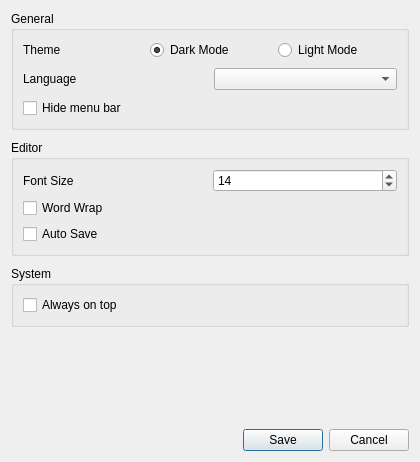
This is src/UI/preferences.ui in kubaj510/QNotes as Qt 5 draws it before an edit. The edited form follows.
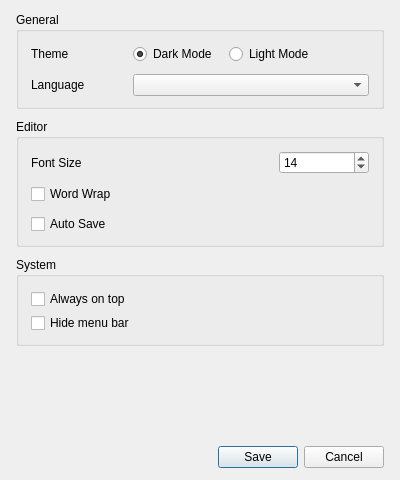
This is the edited form.

Diff of the .ui file:
```diff
--- a/src/UI/preferences.ui
+++ b/src/UI/preferences.ui
@@ -6,8 +6,8 @@
    <rect>
     <x>0</x>
     <y>0</y>
-    <width>420</width>
-    <height>462</height>
+    <width>400</width>
+    <height>480</height>
    </rect>
   </property>
   <property name="sizePolicy">
@@ -18,14 +18,26 @@
   </property>
   <property name="minimumSize">
    <size>
-    <width>420</width>
-    <height>462</height>
+    <width>360</width>
+    <height>440</height>
    </size>
   </property>
   <property name="windowTitle">
    <string>Dialog</string>
   </property>
   <layout class="QVBoxLayout" name="verticalLayout_4">
+   <property name="leftMargin">
+    <number>16</number>
+   </property>
+   <property name="topMargin">
+    <number>12</number>
+   </property>
+   <property name="rightMargin">
+    <number>16</number>
+   </property>
+   <property name="bottomMargin">
+    <number>12</number>
+   </property>
    <property name="spacing">
     <number>10</number>
    </property>
@@ -41,13 +53,34 @@
       <string>General</string>
      </property>
      <layout class="QVBoxLayout" name="verticalLayout">
+      <property name="leftMargin">
+       <number>12</number>
+      </property>
+      <property name="topMargin">
+       <number>12</number>
+      </property>
+      <property name="rightMargin">
+       <number>12</number>
+      </property>
+      <property name="bottomMargin">
+       <number>10</number>
+      </property>
       <property name="spacing">
-       <number>8</number>
+       <number>10</number>
       </property>
       <item>
        <layout class="QHBoxLayout" name="horizontalLayout">
+        <property name="spacing">
+         <number>12</number>
+        </property>
         <item>
          <widget class="QLabel" name="labelTheme">
+          <property name="minimumSize">
+           <size>
+            <width>90</width>
+            <height>0</height>
+           </size>
+          </property>
           <property name="text">
            <string>Theme</string>
           </property>
@@ -70,32 +103,57 @@
           </property>
          </widget>
         </item>
+        <item>
+         <spacer name="themeSpacer">
+          <property name="orientation">
+           <enum>Qt::Orientation::Horizontal</enum>
+          </property>
+          <property name="sizeHint" stdset="0">
+           <size>
+            <width>40</width>
+            <height>20</height>
+           </size>
+          </property>
+         </spacer>
+        </item>
        </layout>
       </item>
       <item>
        <layout class="QHBoxLayout" name="horizontalLayout_2">
+        <property name="spacing">
+         <number>12</number>
+        </property>
         <item>
          <widget class="QLabel" name="labelLanguage">
+          <property name="minimumSize">
+           <size>
+            <width>90</width>
+            <height>0</height>
+           </size>
+          </property>
           <property name="text">
            <string>Language</string>
           </property>
          </widget>
         </item>
         <item>
-         <widget class="QComboBox" name="selectLanguage"/>
+         <widget class="QComboBox" name="selectLanguage">
+          <property name="sizePolicy">
+           <sizepolicy hsizetype="Expanding" vsizetype="Fixed">
+            <horstretch>1</horstretch>
+            <verstretch>0</verstretch>
+           </sizepolicy>
+          </property>
+          <property name="minimumSize">
+           <size>
+            <width>160</width>
+            <height>0</height>
+           </size>
+          </property>
+         </widget>
         </item>
        </layout>
       </item>
-      <item>
-       <widget class="QCheckBox" name="hideMenuBar">
-        <property name="text">
-         <string>Hide menu bar</string>
-        </property>
-        <property name="checked">
-         <bool>false</bool>
-        </property>
-       </widget>
-      </item>
      </layout>
     </widget>
    </item>
@@ -105,17 +163,60 @@
       <string>Editor</string>
      </property>
      <layout class="QVBoxLayout" name="verticalLayout_2">
+      <property name="leftMargin">
+       <number>12</number>
+      </property>
+      <property name="topMargin">
+       <number>12</number>
+      </property>
+      <property name="rightMargin">
+       <number>12</number>
+      </property>
+      <property name="bottomMargin">
+       <number>10</number>
+      </property>
+      <property name="spacing">
+       <number>10</number>
+      </property>
       <item>
        <layout class="QHBoxLayout" name="horizontalLayout_3">
+        <property name="spacing">
+         <number>12</number>
+        </property>
         <item>
          <widget class="QLabel" name="fontSizeLabel">
+          <property name="minimumSize">
+           <size>
+            <width>90</width>
+            <height>0</height>
+           </size>
+          </property>
           <property name="text">
            <string>Font Size</string>
           </property>
          </widget>
         </item>
+        <item>
+         <spacer name="fontSpacer">
+          <property name="orientation">
+           <enum>Qt::Orientation::Horizontal</enum>
+          </property>
+          <property name="sizeHint" stdset="0">
+           <size>
+            <width>40</width>
+            <height>20</height>
+           </size>
+          </property>
+         </spacer>
+        </item>
         <item>
          <widget class="QSpinBox" name="fontSize">
+          <property name="minimumSize">
+           <size>
+            <width>90</width>
+            <height>0</height>
+           </size>
+          </property>
           <property name="minimum">
            <number>3</number>
           </property>
@@ -155,6 +256,21 @@
       <string>System</string>
      </property>
      <layout class="QVBoxLayout" name="verticalLayout_3">
+      <property name="leftMargin">
+       <number>12</number>
+      </property>
+      <property name="topMargin">
+       <number>12</number>
+      </property>
+      <property name="rightMargin">
+       <number>12</number>
+      </property>
+      <property name="bottomMargin">
+       <number>10</number>
+      </property>
+      <property name="spacing">
+       <number>4</number>
+      </property>
       <item>
        <widget class="QCheckBox" name="alwaysTopCheck">
         <property name="text">
@@ -162,6 +278,17 @@
         </property>
        </widget>
       </item>
+      <item>
+       <widget class="QCheckBox" name="hideMenuBar">
+
+        <property name="text">
+         <string>Hide menu bar</string>
+        </property>
+        <property name="checked">
+         <bool>false</bool>
+        </property>
+       </widget>
+      </item>
      </layout>
     </widget>
    </item>
@@ -170,10 +297,13 @@
      <property name="orientation">
       <enum>Qt::Orientation::Vertical</enum>
      </property>
+     <property name="sizeType">
+      <enum>QSizePolicy::Policy::Expanding</enum>
+     </property>
      <property name="sizeHint" stdset="0">
       <size>
        <width>20</width>
-       <height>40</height>
+       <height>8</height>
       </size>
      </property>
     </spacer>
```
Left out of the diff: 5 changed lines with no effect on the pictures.
